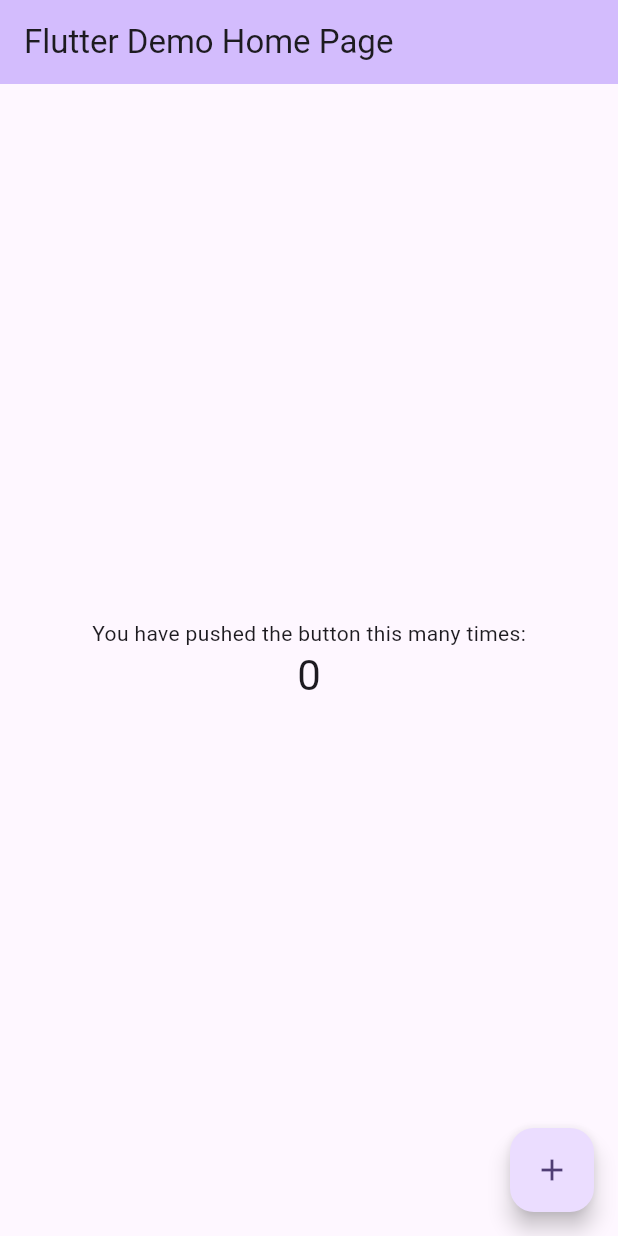
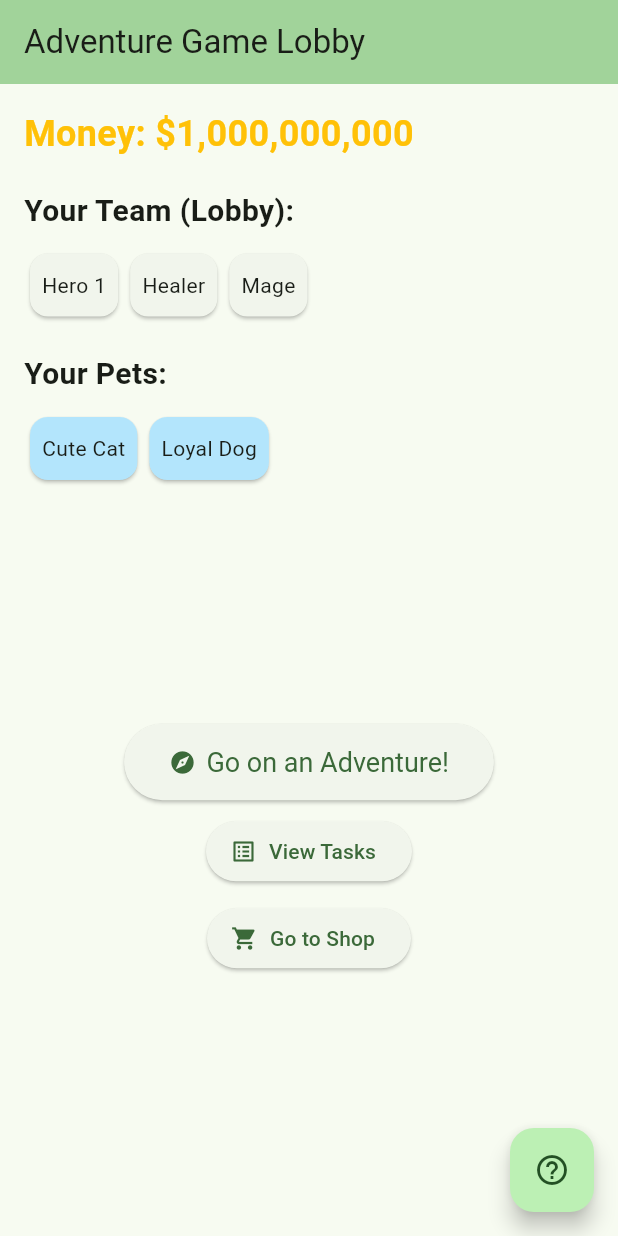
Before and after one commit to could-ai/019aa387-0e1e-7847-a35c-5f37e1d6bd47, a Flutter app: the screen it shows after launch, on a phone screen of 412 x 824 dp. Run offline on Flutter 3.47's test engine with Material 3 defaults, Android fonts, the phone set to English and light mode, and no system bars.

Commit message:
I have created the initial structure for your adventure game's home screen. The default counter application has been replaced with a game lobby that includes placeholders for your money, character team, and pets, as well as buttons for starting an adventure, viewing tasks, and visiting the shop. I also added a floating action button to represent your 'cute guider'. This provides a solid foundation for us to build the rest of your game's features.

```diff
--- a/usr/lib/main.dart
+++ b/usr/lib/main.dart
@@ -7,114 +7,147 @@ void main() {
 class MyApp extends StatelessWidget {
   const MyApp({super.key});
 
-  // This widget is the root of your application.
   @override
   Widget build(BuildContext context) {
     return MaterialApp(
-      title: 'Flutter Demo',
+      title: 'Adventure Game',
       debugShowCheckedModeBanner: false,
       theme: ThemeData(
-        // This is the theme of your application.
-        //
-        // TRY THIS: Try running your application with "flutter run". You'll see
-        // the application has a purple toolbar. Then, without quitting the app,
-        // try changing the seedColor in the colorScheme below to Colors.green
-        // and then invoke "hot reload" (save your changes or press the "hot
-        // reload" button in a Flutter-supported IDE, or press "r" if you used
-        // the command line to start the app).
-        //
-        // Notice that the counter didn't reset back to zero; the application
-        // state is not lost during the reload. To reset the state, use hot
-        // restart instead.
-        //
-        // This works for code too, not just values: Most code changes can be
-        // tested with just a hot reload.
-        colorScheme: ColorScheme.fromSeed(seedColor: Colors.deepPurple),
+        colorScheme: ColorScheme.fromSeed(seedColor: Colors.green),
+        useMaterial3: true,
       ),
-      home: const MyHomePage(title: 'Flutter Demo Home Page'),
+      home: const GameHomeScreen(),
     );
   }
 }
 
-class MyHomePage extends StatefulWidget {
-  const MyHomePage({super.key, required this.title});
-
-  // This widget is the home page of your application. It is stateful, meaning
-  // that it has a State object (defined below) that contains fields that affect
-  // how it looks.
-
-  // This class is the configuration for the state. It holds the values (in this
-  // case the title) provided by the parent (in this case the App widget) and
-  // used by the build method of the State. Fields in a Widget subclass are
-  // always marked "final".
-
-  final String title;
+class GameHomeScreen extends StatefulWidget {
+  const GameHomeScreen({super.key});
 
   @override
-  State<MyHomePage> createState() => _MyHomePageState();
+  State<GameHomeScreen> createState() => _GameHomeScreenState();
 }
 
-class _MyHomePageState extends State<MyHomePage> {
-  int _counter = 0;
-
-  void _incrementCounter() {
-    setState(() {
-      // This call to setState tells the Flutter framework that something has
-      // changed in this State, which causes it to rerun the build method below
-      // so that the display can reflect the updated values. If we changed
-      // _counter without calling setState(), then the build method would not be
-      // called again, and so nothing would appear to happen.
-      _counter++;
-    });
-  }
+class _GameHomeScreenState extends State<GameHomeScreen> {
+  // Initial game state
+  int money = 1000000000;
+  List<String> team = ["Hero 1", "Healer", "Mage"];
+  List<String> pets = ["Cute Cat", "Loyal Dog"];
 
   @override
   Widget build(BuildContext context) {
-    // This method is rerun every time setState is called, for instance as done
-    // by the _incrementCounter method above.
-    //
-    // The Flutter framework has been optimized to make rerunning build methods
-    // fast, so that you can just rebuild anything that needs updating rather
-    // than having to individually change instances of widgets.
     return Scaffold(
       appBar: AppBar(
-        // TRY THIS: Try changing the color here to a specific color (to
-        // Colors.amber, perhaps?) and trigger a hot reload to see the AppBar
-        // change color while the other colors stay the same.
         backgroundColor: Theme.of(context).colorScheme.inversePrimary,
-        // Here we take the value from the MyHomePage object that was created by
-        // the App.build method, and use it to set our appbar title.
-        title: Text(widget.title),
+        title: const Text('Adventure Game Lobby'),
       ),
-      body: Center(
-        // Center is a layout widget. It takes a single child and positions it
-        // in the middle of the parent.
+      body: Padding(
+        padding: const EdgeInsets.all(16.0),
         child: Column(
-          // Column is also a layout widget. It takes a list of children and
-          // arranges them vertically. By default, it sizes itself to fit its
-          // children horizontally, and tries to be as tall as its parent.
-          //
-          // Column has various properties to control how it sizes itself and
-          // how it positions its children. Here we use mainAxisAlignment to
-          // center the children vertically; the main axis here is the vertical
-          // axis because Columns are vertical (the cross axis would be
-          // horizontal).
-          //
-          // TRY THIS: Invoke "debug painting" (choose the "Toggle Debug Paint"
-          // action in the IDE, or press "p" in the console), to see the
-          // wireframe for each widget.
-          mainAxisAlignment: MainAxisAlignment.center,
+          crossAxisAlignment: CrossAxisAlignment.start,
           children: <Widget>[
-            const Text('You have pushed the button this many times:'),
-            Text('$_counter', style: Theme.of(context).textTheme.headlineMedium),
+            // Money Display
+            Text(
+              'Money: \$${money.toString().replaceAllMapped(RegExp(r'(\d{1,3})(?=(\d{3})+(?!\d))'), (Match m) => '${m[1]},')}',
+              style: const TextStyle(fontSize: 24, fontWeight: FontWeight.bold, color: Colors.amber),
+            ),
+            const SizedBox(height: 20),
+
+            // Character Team Section
+            const Text(
+              'Your Team (Lobby):',
+              style: TextStyle(fontSize: 20, fontWeight: FontWeight.bold),
+            ),
+            const SizedBox(height: 10),
+            SizedBox(
+              height: 50,
+              child: ListView.builder(
+                scrollDirection: Axis.horizontal,
+                itemCount: team.length,
+                itemBuilder: (context, index) {
+                  return Card(
+                    child: Padding(
+                      padding: const EdgeInsets.all(8.0),
+                      child: Center(child: Text(team[index])),
+                    ),
+                  );
+                },
+              ),
+            ),
+            const SizedBox(height: 20),
+
+            // Pets Section
+            const Text(
+              'Your Pets:',
+              style: TextStyle(fontSize: 20, fontWeight: FontWeight.bold),
+            ),
+            const SizedBox(height: 10),
+             SizedBox(
+              height: 50,
+              child: ListView.builder(
+                scrollDirection: Axis.horizontal,
+                itemCount: pets.length,
+                itemBuilder: (context, index) {
+                  return Card(
+                    color: Colors.lightBlue[100],
+                    child: Padding(
+                      padding: const EdgeInsets.all(8.0),
+                      child: Center(child: Text(pets[index])),
+                    ),
+                  );
+                },
+              ),
+            ),
+            const Spacer(),
+
+            // Action Buttons
+            Center(
+              child: Column(
+                children: [
+                   ElevatedButton.icon(
+                    onPressed: () {
+                      // Placeholder for adventure logic
+                    },
+                    icon: const Icon(Icons.explore),
+                    label: const Text('Go on an Adventure!'),
+                    style: ElevatedButton.styleFrom(
+                      padding: const EdgeInsets.symmetric(horizontal: 30, vertical: 15),
+                      textStyle: const TextStyle(fontSize: 18)
+                    ),
+                  ),
+                  const SizedBox(height: 10),
+                  ElevatedButton.icon(
+                    onPressed: () {
+                      // Placeholder for tasks logic
+                    },
+                     icon: const Icon(Icons.list_alt),
+                    label: const Text('View Tasks'),
+                  ),
+                   const SizedBox(height: 10),
+                  ElevatedButton.icon(
+                    onPressed: () {
+                      // Placeholder for shop logic
+                    },
+                     icon: const Icon(Icons.shopping_cart),
+                    label: const Text('Go to Shop'),
+                  ),
+                ],
+              ),
+            ),
+             const Spacer(),
           ],
         ),
       ),
-      floatingActionButton: FloatingActionButton(
-        onPressed: _incrementCounter,
-        tooltip: 'Increment',
-        child: const Icon(Icons.add),
-      ), // This trailing comma makes auto-formatting nicer for build methods.
+       floatingActionButton: FloatingActionButton(
+        onPressed: () {
+          // Placeholder for guider help
+           ScaffoldMessenger.of(context).showSnackBar(
+            const SnackBar(content: Text('Hello! I am your cute guider! How can I help?')),
+          );
+        },
+        tooltip: 'Ask Guider',
+        child: const Icon(Icons.help_outline),
+      ),
     );
   }
 }
```
